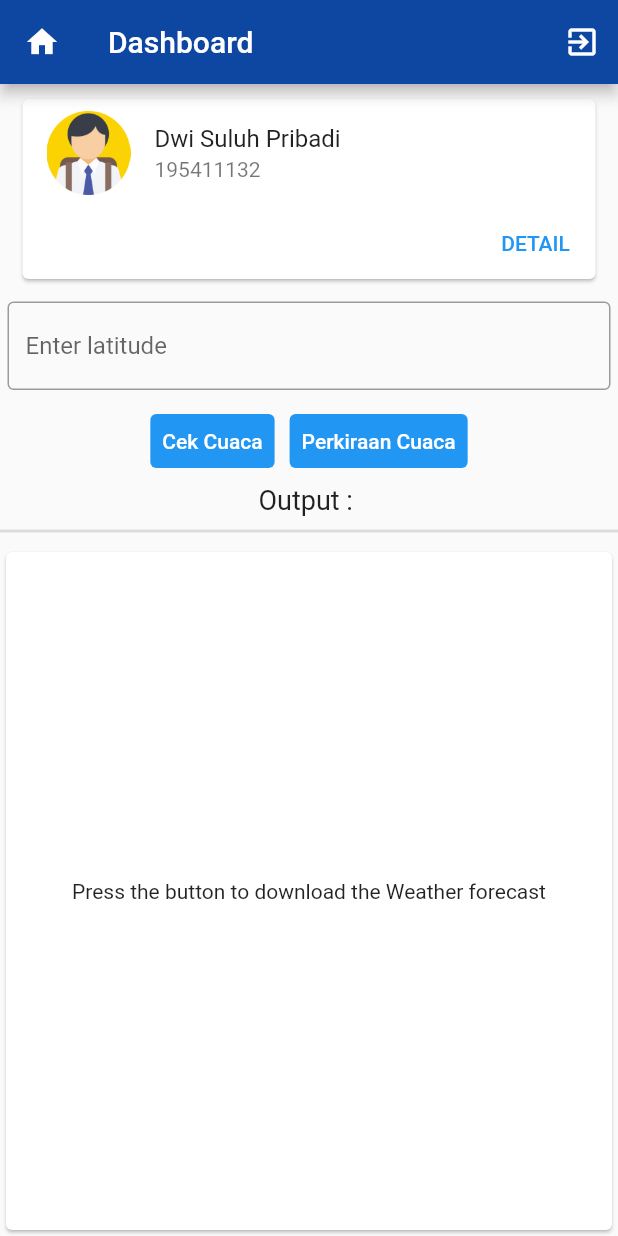
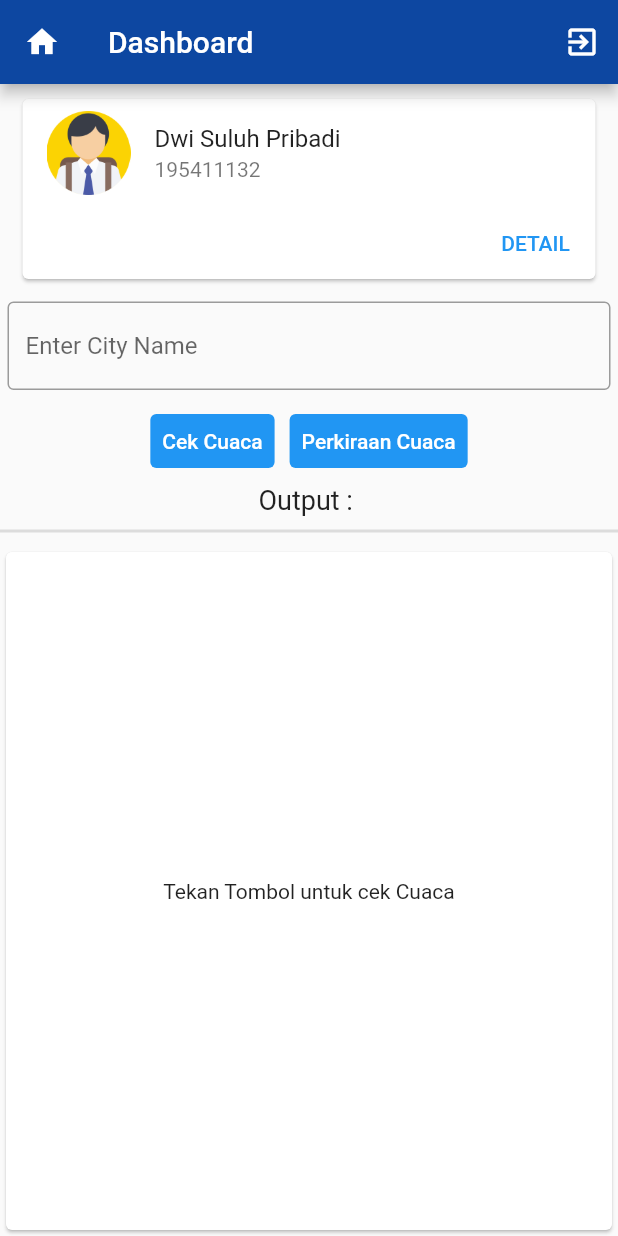
Before and after one commit to dwisuluh/daftar_ujian, a Flutter app: the Home screen opened directly, on a phone screen of 412 x 824 dp. Run offline on Flutter 3.47's test engine with Material 2 defaults, Android fonts, the phone set to English and light mode, and no system bars; our stand-ins replace cloud_firestore, firebase_auth, firebase_core, modal_progress_hud_nsn, weather; accounts and stored records are empty.

Commit message:
Update home.dart
update clue

```diff
--- a/lib/home.dart
+++ b/lib/home.dart
@@ -90,7 +90,7 @@ class _Home extends State<Home> {
         mainAxisAlignment: MainAxisAlignment.center,
         children: <Widget>[
           Text(
-            'Press the button to download the Weather forecast',
+            'Tekan Tombol untuk cek Cuaca',
           ),
         ],
       ),
@@ -108,7 +108,7 @@ class _Home extends State<Home> {
     print(cityName);
   }
 
-  Widget _coordinateInputs() {
+  Widget _cityName() {
     return Row(
       children: <Widget>[
         Expanded(
@@ -116,7 +116,8 @@ class _Home extends State<Home> {
               margin: EdgeInsets.all(5),
               child: TextField(
                   decoration: InputDecoration(
-                      border: OutlineInputBorder(), hintText: 'Enter latitude'),
+                      border: OutlineInputBorder(),
+                      hintText: 'Enter City Name'),
                   keyboardType: TextInputType.text,
                   onChanged: _saveLat,
                   onSubmitted: _saveLat)),
@@ -207,7 +208,7 @@ class _Home extends State<Home> {
               ],
             ),
           ),
-          _coordinateInputs(),
+          _cityName(),
           _buttons(),
           Text(
             "Output : ",
```
